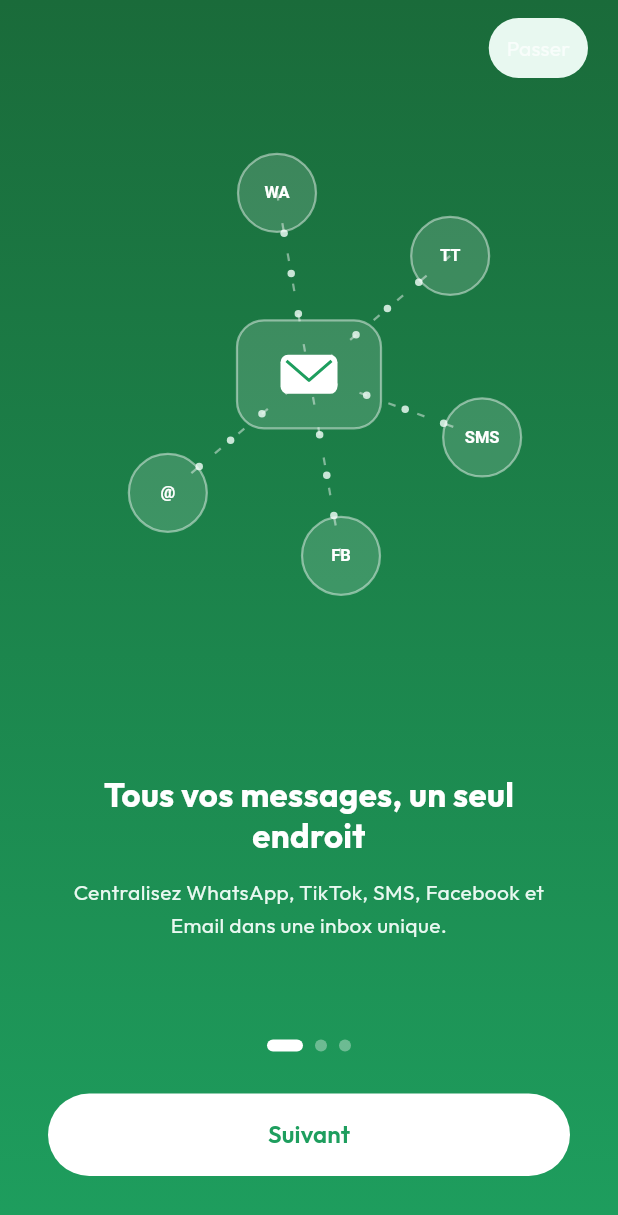
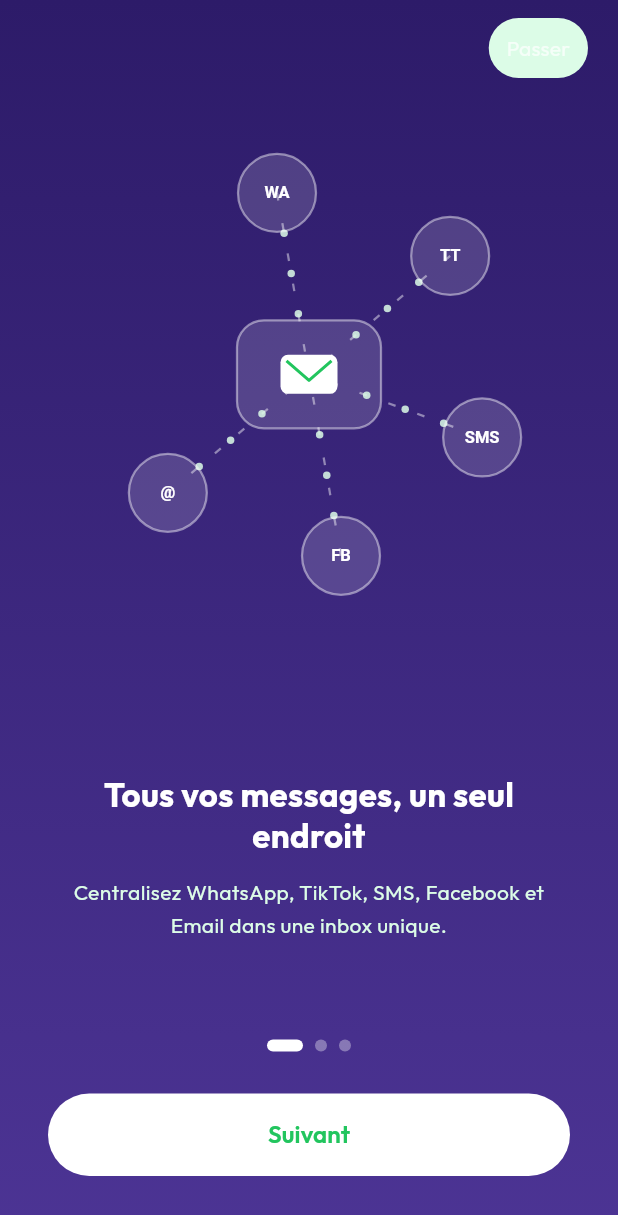
Before and after one commit to Samiiii5/e-signal-v2, a Flutter app: the screen it shows after launch, on a phone screen of 412 x 824 dp. Shown: the top 1215 px of the screen. Run offline on Flutter 3.47's test engine with Material 3 defaults, Android fonts, the phone set to English and light mode, and no system bars; our stand-ins replace go_router, google_fonts, shared_preferences.

Commit message:
feat: update color palette and add stats mock data
- New primary color #2D1B69 (violet foncé) replaces old purple
- Green updated to #22C55E
- Add stats mock data (metrics, channel stats, daily revenue)

https://claude.ai/code/session_017mVrovz2ebC7DvmSfYVsds

```diff
--- a/lib/core/constants/app_colors.dart
+++ b/lib/core/constants/app_colors.dart
@@ -3,37 +3,36 @@ import 'package:flutter/material.dart';
 class AppColors {
   AppColors._();
 
-  // Vert
-  static const Color green = Color(0xFF1E9E5E);
-  static const Color greenDark = Color(0xFF1A6B3A);
-  static const Color greenLight = Color(0xFFE8F8F0);
+  static const Color primary = Color(0xFF2D1B69);
+  static const Color primaryLight = Color(0xFFF0EEFF);
+  static const Color primaryMid = Color(0xFF4C3494);
 
-  // Violet (paiements uniquement)
-  static const Color purple = Color(0xFF6C5CE7);
-  static const Color purpleDark = Color(0xFF4A3DB5);
+  static const Color green = Color(0xFF22C55E);
+  static const Color greenDark = Color(0xFF15803D);
+  static const Color greenLight = Color(0xFFDCFCE7);
+
+  // Keep purple aliases pointing to primary for payment compat
+  static const Color purple = Color(0xFF2D1B69);
+  static const Color purpleDark = Color(0xFF1A0F40);
   static const Color purpleLight = Color(0xFFF0EEFF);
 
-  // Neutres
   static const Color white = Color(0xFFFFFFFF);
-  static const Color backgroundPage = Color(0xFFF7F8FA);
-  static const Color borderLight = Color(0xFFE8E9EC);
+  static const Color backgroundPage = Color(0xFFF5F5F5);
   static const Color backgroundStatus = Color(0xFFF3F4F6);
+  static const Color borderLight = Color(0xFFE5E7EB);
 
-  // Textes
-  static const Color textPrimary = Color(0xFF1A1A2E);
+  static const Color textPrimary = Color(0xFF1A1A1A);
   static const Color textSecondary = Color(0xFF6B7280);
   static const Color textHint = Color(0xFF9CA3AF);
 
-  // Statuts paiement
-  static const Color statusPaidBg = Color(0xFFE8F8F0);
-  static const Color statusPaidText = Color(0xFF1A6B3A);
+  static const Color statusPaidBg = Color(0xFFDCFCE7);
+  static const Color statusPaidText = Color(0xFF15803D);
   static const Color statusPendingBg = Color(0xFFF0EEFF);
-  static const Color statusPendingText = Color(0xFF6C5CE7);
+  static const Color statusPendingText = Color(0xFF2D1B69);
   static const Color statusCreatedBg = Color(0xFFF3F4F6);
   static const Color statusCreatedText = Color(0xFF6B7280);
   static const Color statusExpiredBg = Color(0xFFF3F4F6);
   static const Color statusExpiredText = Color(0xFF9CA3AF);
 
-  // Dégradé onboarding (vert uniquement)
-  static const List<Color> onboardingGradient = [greenDark, green];
+  static const List<Color> onboardingGradient = [Color(0xFF2D1B69), Color(0xFF4C3494)];
 }
--- a/lib/core/theme/app_theme.dart
+++ b/lib/core/theme/app_theme.dart
@@ -30,10 +30,10 @@ class AppTheme {
           centerTitle: false,
         ),
 
-        // Bouton principal — vert, pill shape
+        // Bouton principal — violet foncé, pill shape
         elevatedButtonTheme: ElevatedButtonThemeData(
           style: ElevatedButton.styleFrom(
-            backgroundColor: AppColors.green,
+            backgroundColor: AppColors.primary,
             foregroundColor: AppColors.white,
             shape: const StadiumBorder(),
             padding: const EdgeInsets.symmetric(vertical: 16),
```
Also changed, not shown: lib/shared/mock/stats_mock.dart (added, +38 -0 lines).
